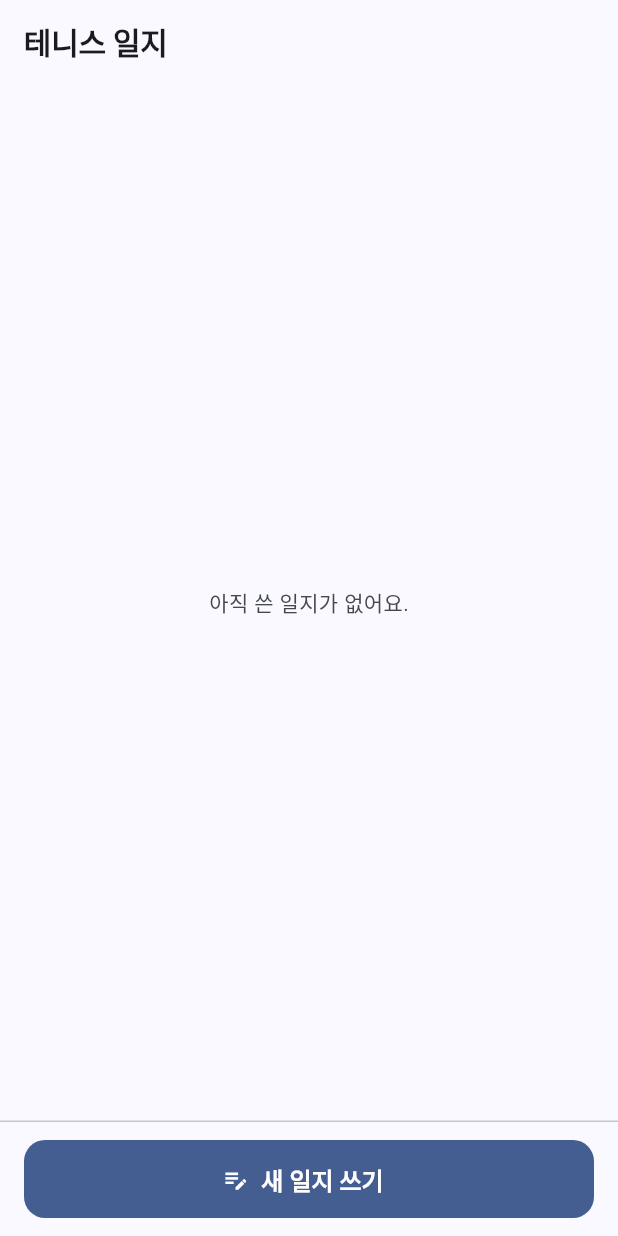
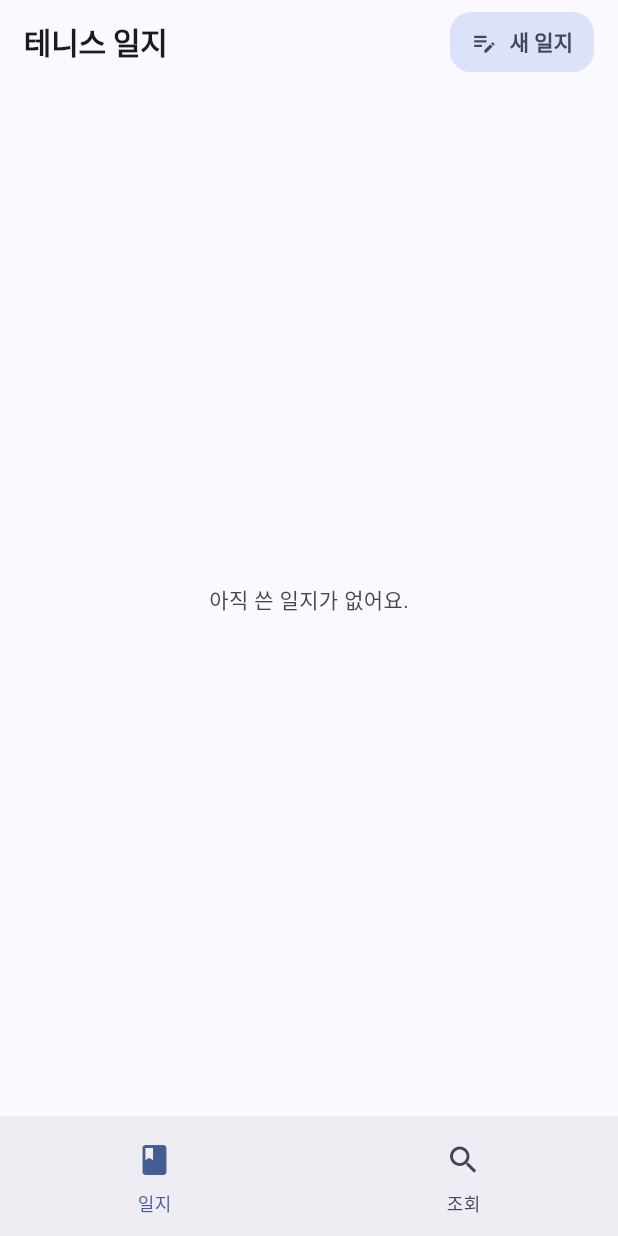
Before and after one commit to Rodgershyeonsik/tennis_log, a Flutter app: the screen it shows after launch, on a phone screen of 412 x 824 dp. Run offline on Flutter 3.47's test engine with Material 3 defaults, Android fonts, the phone set to English and light mode, and no system bars; our stand-ins replace drift, drift_flutter, flutter_riverpod, freezed_annotation, go_router, riverpod_annotation; accounts and stored records are empty; generated files the repository leaves out were written again; Roboto replaces fonts that are missing (AstaSans).

Commit message:
feat: add bottom navigation with journal and search tabs
- The new-journal button moves from the bottom of the main screen to
  the app bar.
- Search tab is an empty placeholder until step 3.
- app_tabs.dart sits in app/ because only the router and the shell use
  it; it describes the app's navigation, not data or a shared widget.
- Adds spec 03. 6 new tests (313 total).

Co-Authored-By: Claude Opus 5.5 <noreply@anthropic.com>

```diff
--- /dev/null
+++ b/lib/app/app_shell.dart
@@ -0,0 +1,52 @@
+import 'package:flutter/material.dart';
+import 'package:go_router/go_router.dart';
+
+import 'app_tabs.dart';
+
+/// 하단 내비게이션 바가 있는 셸 화면.
+///
+/// 각 탭 화면은 [navigationShell] 안에 그대로 살아 있어서(indexedStack)
+/// 탭을 바꿔도 스크롤 위치나 입력 상태가 남는다.
+class AppShell extends StatelessWidget {
+  const AppShell({super.key, required this.navigationShell});
+
+  final StatefulNavigationShell navigationShell;
+
+  void _select(int index) {
+    // 지금 탭을 다시 누르면 그 탭의 첫 화면으로 돌아간다.
+    navigationShell.goBranch(
+      index,
+      initialLocation: index == navigationShell.currentIndex,
+    );
+  }
+
+  @override
+  Widget build(BuildContext context) {
+    final isFirstTab = navigationShell.currentIndex == 0;
+
+    // Android 뒤로가기: 첫 탭(일지)이 아니면 일지 탭으로 가고,
+    // 일지 탭에서는 막지 않아 기본 동작(앱 종료)이 된다.
+    return PopScope(
+      canPop: isFirstTab,
+      onPopInvokedWithResult: (didPop, _) {
+        if (!didPop) _select(0);
+      },
+      child: Scaffold(
+        body: navigationShell,
+        bottomNavigationBar: NavigationBar(
+          selectedIndex: navigationShell.currentIndex,
+          onDestinationSelected: _select,
+          labelBehavior: NavigationDestinationLabelBehavior.alwaysShow,
+          destinations: [
+            for (final tab in AppTab.values)
+              NavigationDestination(
+                icon: Icon(tab.icon),
+                selectedIcon: Icon(tab.selectedIcon),
+                label: tab.label,
+              ),
+          ],
+        ),
+      ),
+    );
+  }
+}
--- /dev/null
+++ b/lib/app/app_tabs.dart
@@ -0,0 +1,33 @@
+import 'package:flutter/material.dart';
+
+/// 하단 내비게이션 탭 목록.
+///
+/// 라우터의 셸 브랜치와 `NavigationBar`가 모두 이 목록의 순서를 따른다.
+/// 탭을 추가할 때는 여기에 값을 하나 넣고, 라우터에 같은 순서로 브랜치를 넣는다.
+enum AppTab {
+  journal(
+    path: '/',
+    label: '일지',
+    icon: Icons.book_outlined,
+    selectedIcon: Icons.book,
+  ),
+  search(
+    path: '/search',
+    label: '조회',
+    icon: Icons.search_outlined,
+    selectedIcon: Icons.search,
+  );
+
+  const AppTab({
+    required this.path,
+    required this.label,
+    required this.icon,
+    required this.selectedIcon,
+  });
+
+  /// 탭의 첫 화면 경로.
+  final String path;
+  final String label;
+  final IconData icon;
+  final IconData selectedIcon;
+}
--- a/lib/app/theme.dart
+++ b/lib/app/theme.dart
@@ -97,6 +97,27 @@ abstract final class AppTheme {
       switchTheme: const SwitchThemeData(
         overlayColor: WidgetStatePropertyAll(Colors.transparent),
       ),
+      // 선택된 탭은 아이콘 뒤 알약 모양 배경 없이 아이콘·라벨 색으로만 표시한다.
+      navigationBarTheme: NavigationBarThemeData(
+        overlayColor: const WidgetStatePropertyAll(Colors.transparent),
+        indicatorColor: Colors.transparent,
+        iconTheme: WidgetStateProperty.resolveWith(
+          (states) => IconThemeData(
+            color: states.contains(WidgetState.selected)
+                ? scheme.primary
+                : scheme.onSurfaceVariant,
+          ),
+        ),
+        labelTextStyle: WidgetStateProperty.resolveWith(
+          (states) => TextStyle(
+            fontSize: 12,
+            fontWeight: FontWeight.w500,
+            color: states.contains(WidgetState.selected)
+                ? scheme.primary
+                : scheme.onSurfaceVariant,
+          ),
+        ),
+      ),
       inputDecorationTheme: InputDecorationTheme(
         // 카드(surfaceContainerLow) 위에 올라가므로 한 단계 밝은 면으로 띄운다.
         filled: true,
--- a/lib/ui/home/home_page.dart
+++ b/lib/ui/home/home_page.dart
@@ -52,11 +52,29 @@ class HomePage extends ConsumerWidget {
     final repository = ref.watch(sessionRepositoryProvider);
 
     return Scaffold(
-      appBar: AppBar(title: const Text('테니스 일지')),
+      appBar: AppBar(
+        title: const Text('테니스 일지'),
+        actions: [
+          FilledButton.tonalIcon(
+            onPressed: () => context.push(JournalRoutes.newJournal),
+            // 테마의 FilledButton은 폭을 꽉 채우고 높이가 52라서 앱바용으로
+            // 크기와 글자를 줄인다. 눌리는 영역은 tapTargetSize로 48을 지킨다.
+            style: FilledButton.styleFrom(
+              minimumSize: const Size(0, 40),
+              padding: const EdgeInsets.symmetric(horizontal: 14),
+              textStyle: const TextStyle(
+                fontSize: 14,
+                fontWeight: FontWeight.w600,
+              ),
+            ),
+            icon: const Icon(Icons.edit_note),
+            label: const Text('새 일지'),
+          ),
+          // 제목 왼쪽 여백(16)과 맞춘다.
+          const SizedBox(width: 16),
+        ],
+      ),
       body: SafeArea(
-        child: Column(
-          children: [
-            Expanded(
         child: sessions == null
             ? const Center(child: CircularProgressIndicator())
             : sessions.isEmpty
@@ -103,23 +121,6 @@ class HomePage extends ConsumerWidget {
                     child: _SessionRow(item: item),
                   );
                 },
-                    ),
-            ),
-            Container(
-              decoration: BoxDecoration(
-                color: theme.colorScheme.surface,
-                border: Border(
-                  top: BorderSide(color: theme.colorScheme.outlineVariant),
-                ),
-              ),
-              padding: const EdgeInsets.fromLTRB(16, 12, 16, 12),
-              child: FilledButton.icon(
-                onPressed: () => context.push(JournalRoutes.newJournal),
-                icon: const Icon(Icons.edit_note),
-                label: const Text('새 일지 쓰기'),
-              ),
-            ),
-          ],
               ),
       ),
     );
```
Also changed, not shown: lib/app/router.dart (+28 -4 lines), lib/ui/search/search_page.dart (added, +25 -0 lines), 4 other files. Lines whose indentation alone changed are shown as unchanged.
